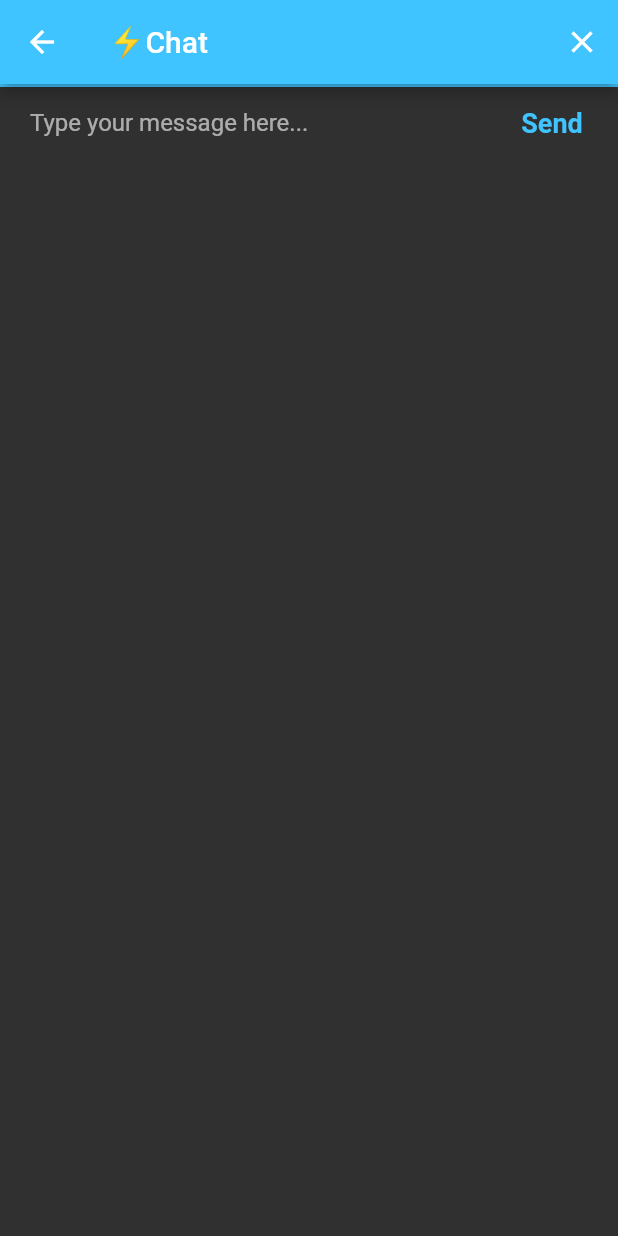
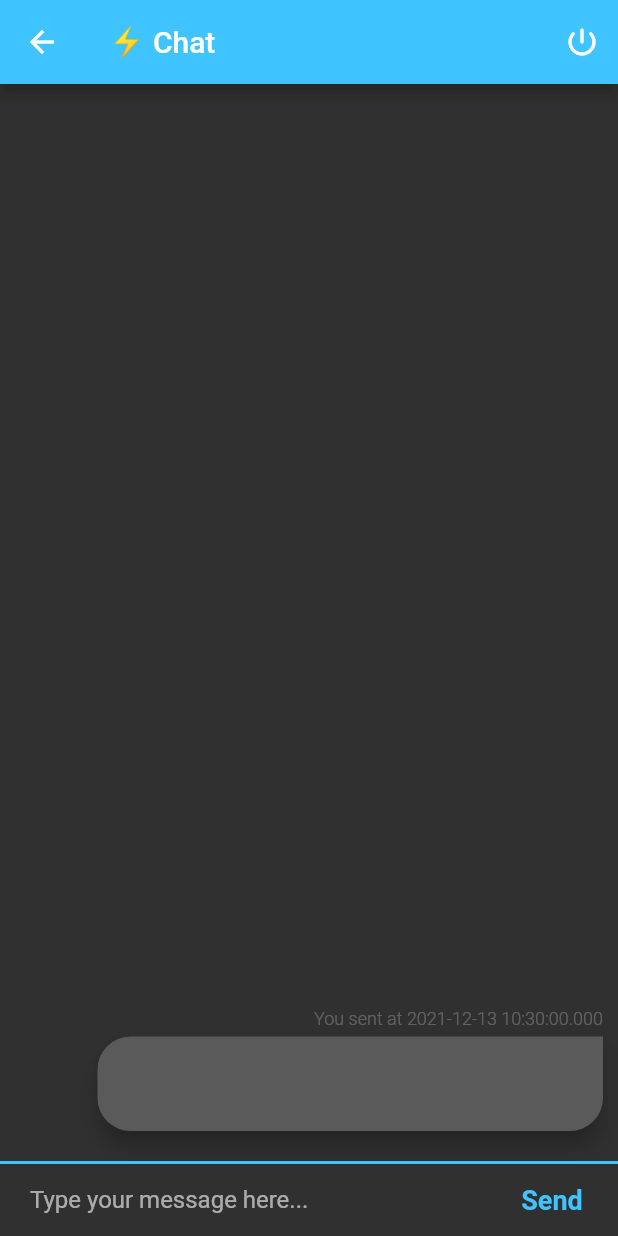
Before and after one commit to hanut/flutter-fire-chat, a Flutter app: the ChatScreen screen opened by its route, after a tap on "Send", on a phone screen of 412 x 824 dp. Run offline on Flutter 3.47's test engine with Material 2 defaults, Android fonts, the phone set to English and light mode, and no system bars; our stand-ins replace animated_text_kit, cloud_firestore, firebase_auth, firebase_core, modal_progress_hud_nsn; accounts and stored records are empty.

Commit message:
updated chat screen and added stream support from firebase firestore
finish the app

```diff
--- a/lib/constants.dart
+++ b/lib/constants.dart
@@ -1,4 +1,10 @@
 import 'package:flutter/material.dart';
+
+///////////////////////////////////////////////
+/// Color constants
+///////////////////////////////////////////////
+const kMessageBubbleBg = Color(0xFF5a5a5a);
+const kMessageBubbleBgOther = Color(0xff4c7f2f);
 
 ///////////////////////////////////////////////
 /// Style constants
--- a/lib/screens/chat_screen.dart
+++ b/lib/screens/chat_screen.dart
@@ -1,5 +1,8 @@
+import 'package:cloud_firestore/cloud_firestore.dart';
 import 'package:firebase_auth/firebase_auth.dart';
-import 'package:flash_chat/constants.dart';
+import 'package:flash_chat/screens/welcome_screen.dart';
+import 'package:flash_chat/widgets/message_input.dart';
+import 'package:flash_chat/widgets/messages_stream.dart';
 import 'package:flutter/material.dart';
 
 class ChatScreen extends StatefulWidget {
@@ -13,12 +16,18 @@ class ChatScreen extends StatefulWidget {
 
 class _ChatScreenState extends State<ChatScreen> {
   final _auth = FirebaseAuth.instance;
+  final _store = FirebaseFirestore.instance;
+  String messageText = "";
   late User loggedInUser;
+  final messageTextController = TextEditingController();
+  // List<Message> messages = [];
 
   @override
   void initState() {
     super.initState();
     getCurrentUser();
+    // getMessages();
+    // messageStream();
   }
 
   void getCurrentUser() {
@@ -28,6 +37,30 @@ class _ChatScreenState extends State<ChatScreen> {
     }
   }
 
+  // void getMessages() async {
+  //   var snapshot = await _store.collection("messages").get();
+  //   for (var msgSnap in snapshot.docs) {
+  //     messages.add(Message.fromSnapshot(msgSnap));
+  //   }
+  //   _isLoading = false;
+  //   setState(() {});
+  // }
+
+  // void messageStream() {
+  //   _store
+  //       .collection("messages")
+  //       .snapshots(includeMetadataChanges: false)
+  //       .forEach((changes) {
+  //     List<Message> newMessages = [];
+  //     for (var msgSnap in changes.docs) {
+  //       newMessages.add(Message.fromSnapshot(msgSnap));
+  //     }
+  //     setState(() {
+  //       messages = newMessages;
+  //     });
+  //   });
+  // }
+
   @override
   Widget build(BuildContext context) {
     return Scaffold(
@@ -35,12 +68,18 @@ class _ChatScreenState extends State<ChatScreen> {
         leading: null,
         actions: <Widget>[
           IconButton(
-              icon: const Icon(Icons.close),
-              onPressed: () {
-                //Implement logout functionality
+              icon: const Icon(Icons.power_settings_new_rounded),
+              onPressed: () async {
+                try {
+                  await _auth.signOut();
+                  Navigator.pushNamedAndRemoveUntil(
+                      context, WelcomeScreen.id, (route) => false);
+                } catch (e) {
+                  print(e);
+                }
               }),
         ],
-        title: const Text('⚡️Chat'),
+        title: const Hero(tag: 'app_logo', child: Text('⚡️ Chat')),
         backgroundColor: Colors.lightBlueAccent,
       ),
       body: SafeArea(
@@ -48,30 +87,29 @@ class _ChatScreenState extends State<ChatScreen> {
           mainAxisAlignment: MainAxisAlignment.spaceBetween,
           crossAxisAlignment: CrossAxisAlignment.stretch,
           children: <Widget>[
-            Container(
-              decoration: kMessageContainerDecoration,
-              child: Row(
-                crossAxisAlignment: CrossAxisAlignment.center,
-                children: <Widget>[
-                  Expanded(
-                    child: TextField(
-                      onChanged: (value) {
-                        //Do something with the user input.
-                      },
-                      decoration: kMessageTextFieldDecoration,
-                    ),
-                  ),
-                  MaterialButton(
-                    onPressed: () {
-                      //Implement send functionality.
-                    },
-                    child: const Text(
-                      'Send',
-                      style: kSendButtonTextStyle,
-                    ),
-                  ),
-                ],
-              ),
+            MessagesStream(
+              store: _store,
+              me: loggedInUser.email ?? "",
+            ),
+            MessageInput(
+              controller: messageTextController,
+              onChanged: (value) {
+                setState(() {
+                  messageText = value;
+                });
+              },
+              onPressed: () async {
+                try {
+                  await _store.collection("messages").add({
+                    'text': messageText,
+                    'sender': loggedInUser.email,
+                    'sentAt': Timestamp.now(),
+                  });
+                  messageTextController.clear();
+                } catch (e) {
+                  print(e);
+                }
+              },
             ),
           ],
         ),
--- /dev/null
+++ b/lib/widgets/message_bubble.dart
@@ -0,0 +1,74 @@
+import 'package:flash_chat/constants.dart';
+import 'package:flutter/material.dart';
+
+class MessageBubble extends StatelessWidget {
+  final String sender;
+  final String content;
+  final String sentAt;
+  final bool isSender;
+
+  const MessageBubble({
+    Key? key,
+    required this.content,
+    required this.sender,
+    required this.sentAt,
+    required this.isSender,
+  }) : super(key: key);
+
+  @override
+  Widget build(BuildContext context) {
+    return Padding(
+      padding: EdgeInsets.only(
+        left: isSender ? 60 : 5,
+        right: isSender ? 5 : 60,
+        top: 5,
+        bottom: 5,
+      ),
+      child: Column(
+          mainAxisAlignment: MainAxisAlignment.start,
+          crossAxisAlignment: CrossAxisAlignment.stretch,
+          children: [
+            Padding(
+              padding: const EdgeInsets.symmetric(vertical: 5),
+              child: Text(
+                "${isSender ? "You" : sender} sent at $sentAt",
+                textAlign: isSender ? TextAlign.end : TextAlign.start,
+                style: const TextStyle(
+                  fontSize: 12,
+                  fontWeight: FontWeight.w300,
+                  color: Colors.white24,
+                ),
+              ),
+            ),
+            Material(
+              elevation: 6,
+              borderRadius: isSender
+                  ? const BorderRadius.only(
+                      topLeft: Radius.circular(22),
+                      bottomLeft: Radius.circular(22),
+                      bottomRight: Radius.circular(22),
+                    )
+                  : const BorderRadius.only(
+                      topRight: Radius.circular(22),
+                      bottomLeft: Radius.circular(22),
+                      bottomRight: Radius.circular(22),
+                    ),
+              color: isSender ? kMessageBubbleBg : kMessageBubbleBgOther,
+              child: Padding(
+                padding: const EdgeInsets.symmetric(
+                  vertical: 20,
+                  horizontal: 25,
+                ),
+                child: Text(
+                  content,
+                  style: const TextStyle(
+                    color: Colors.white,
+                    fontSize: 20,
+                  ),
+                ),
+              ),
+            ),
+          ]),
+    );
+  }
+}
--- /dev/null
+++ b/lib/widgets/message_input.dart
@@ -0,0 +1,47 @@
+import 'package:flash_chat/constants.dart';
+import 'package:flutter/material.dart';
+
+class MessageInput extends StatelessWidget {
+  final void Function(String) onChanged;
+  final VoidCallback onPressed;
+  final TextEditingController controller;
+
+  const MessageInput({
+    Key? key,
+    required this.onChanged,
+    required this.onPressed,
+    required this.controller,
+  }) : super(key: key);
+
+  @override
+  Widget build(BuildContext context) {
+    return Container(
+      decoration: kMessageContainerDecoration,
+      child: Row(
+        crossAxisAlignment: CrossAxisAlignment.center,
+        children: <Widget>[
+          Expanded(
+            child: TextField(
+              maxLines: 40,
+              minLines: 1,
+              textInputAction: TextInputAction.send,
+              controller: controller,
+              onChanged: onChanged,
+              onSubmitted: (_) {
+                onPressed();
+              },
+              decoration: kMessageTextFieldDecoration,
+            ),
+          ),
+          MaterialButton(
+            onPressed: onPressed,
+            child: const Text(
+              'Send',
+              style: kSendButtonTextStyle,
+            ),
+          ),
+        ],
+      ),
+    );
+  }
+}
--- /dev/null
+++ b/lib/widgets/messages_stream.dart
@@ -0,0 +1,77 @@
+import 'package:cloud_firestore/cloud_firestore.dart';
+import 'package:flash_chat/widgets/message_bubble.dart';
+import 'package:flutter/material.dart';
+
+class MessagesStream extends StatelessWidget {
+  final FirebaseFirestore store;
+  final String me;
+
+  const MessagesStream({
+    Key? key,
+    required this.store,
+    required this.me,
+  }) : super(key: key);
+
+  @override
+  Widget build(BuildContext context) {
+    return StreamBuilder<QuerySnapshot>(
+      stream: store
+          .collection("messages")
+          .orderBy("sentAt", descending: true)
+          .snapshots(),
+      builder: (context, snapshot) {
+        List<MessageBubble> messageWidgets = [];
+        if (!snapshot.hasData) {
+          return Container(
+            margin: const EdgeInsets.all(20),
+            child: const Center(
+              child: CircularProgressIndicator(
+                backgroundColor: Colors.blueGrey,
+                color: Colors.white,
+              ),
+            ),
+          );
+        }
+
+        final messages = snapshot.data!.docs;
+        if (messages.isEmpty) {
+          return Container(
+            margin: const EdgeInsets.all(20),
+            child: const Center(
+              child: Text(
+                "No messages yet !",
+                style: TextStyle(
+                  fontSize: 16,
+                  color: Colors.white,
+                ),
+              ),
+            ),
+          );
+        }
+        for (var message in messages) {
+          var content = message.get('text');
+          var sender = message.get('sender');
+          var sentAt = (message.get('sentAt') as Timestamp).toDate();
+          var messageBubble = MessageBubble(
+            content: content,
+            sender: sender,
+            sentAt: sentAt.toString(),
+            isSender: me == sender,
+          );
+          messageWidgets.add(messageBubble);
+        }
+        return Expanded(
+          child: ListView(
+            reverse: true,
+            restorationId: "ChatList",
+            padding: const EdgeInsets.symmetric(
+              vertical: 15,
+              horizontal: 5,
+            ),
+            children: messageWidgets,
+          ),
+        );
+      },
+    );
+  }
+}
--- a/pubspec.yaml
+++ b/pubspec.yaml
@@ -15,6 +15,7 @@ dependencies:
   firebase_auth: ^3.3.3
   cloud_firestore: ^3.1.4
   firebase_core: ^1.10.5
+  modal_progress_hud_nsn: ^0.1.0-nullsafety-1
 
 dev_dependencies:
   flutter_test:
```
Also changed, not shown: lib/main.dart (+6 -3 lines), lib/screens/login_screen.dart (+80 -19 lines), lib/screens/registration_screen.dart (+24 -9 lines), pubspec.lock.
